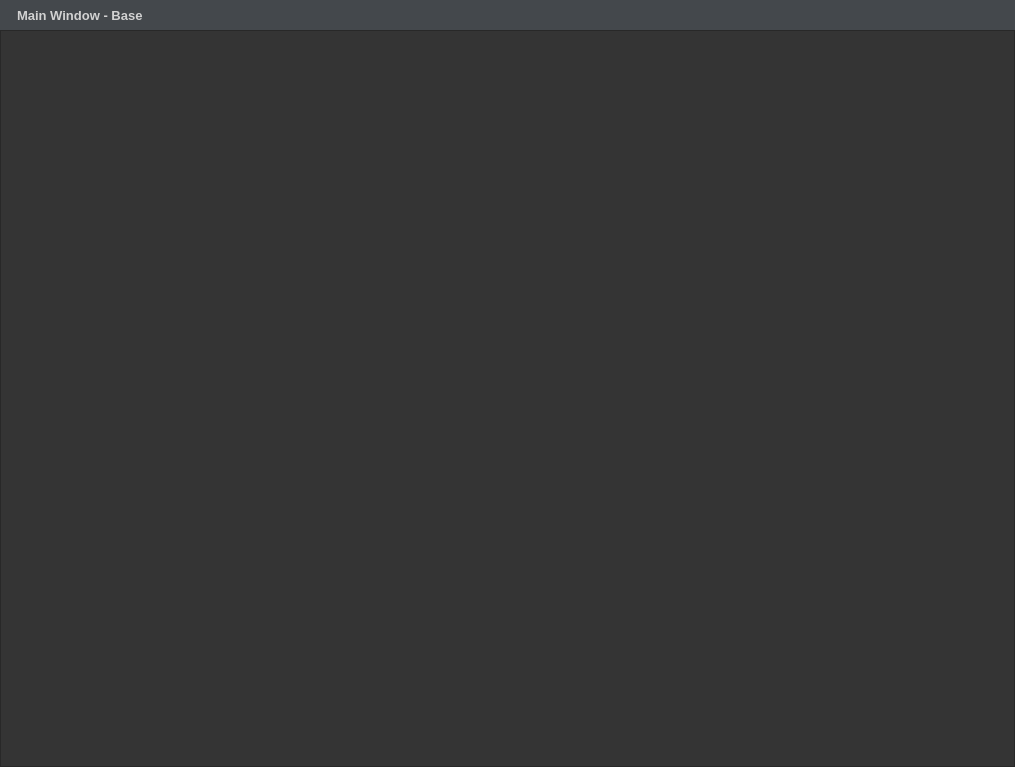
Before: the Qt Designer form ui_main.ui in agin0634/ggj-stock-tools, drawn with Qt 5.
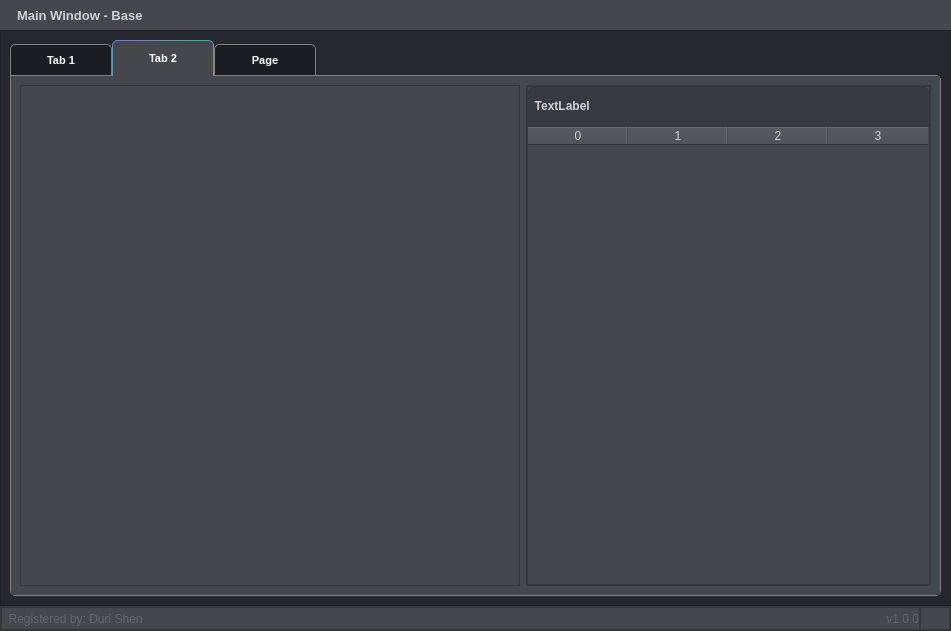
After: the same form once the commit is applied. Icons and pictures are not drawn.

Commit message: add resource file and add window events

The edit to the form file:
```diff
--- a/ui_main.ui
+++ b/ui_main.ui
@@ -6,8 +6,8 @@
    <rect>
     <x>0</x>
     <y>0</y>
-    <width>1015</width>
-    <height>767</height>
+    <width>951</width>
+    <height>631</height>
    </rect>
   </property>
   <property name="windowTitle">
@@ -18,8 +18,7 @@
   </property>
   <widget class="QWidget" name="centralwidget">
    <property name="styleSheet">
-    <string notr="true">background: transparent;
-color: rgb(210, 210, 210);</string>
+    <string notr="true">color: rgb(210, 210, 210);</string>
    </property>
    <layout class="QHBoxLayout" name="horizontalLayout">
     <property name="spacing">
@@ -40,7 +39,7 @@
     <item>
      <widget class="QFrame" name="frame_main">
       <property name="styleSheet">
-       <string notr="true">background-color: rgb(39, 39, 48);</string>
+       <string notr="true"/>
       </property>
       <property name="frameShape">
        <enum>QFrame::NoFrame</enum>
@@ -107,7 +106,7 @@
            <number>0</number>
           </property>
           <item>
-           <widget class="QFrame" name="frame_3">
+           <widget class="QFrame" name="frame_titleBar_title">
             <property name="styleSheet">
              <string notr="true">background-color: rgb(68, 72, 76);</string>
             </property>
@@ -119,7 +118,7 @@
             </property>
             <layout class="QHBoxLayout" name="horizontalLayout_4">
              <item>
-              <widget class="QLabel" name="label">
+              <widget class="QLabel" name="label_title">
                <property name="sizePolicy">
                 <sizepolicy hsizetype="Preferred" vsizetype="Preferred">
                  <horstretch>0</horstretch>
@@ -284,7 +283,7 @@
        <item>
         <widget class="QFrame" name="frame_center">
          <property name="styleSheet">
-          <string notr="true">background-color: rgb(52, 52, 52);</string>
+          <string notr="true"/>
          </property>
          <property name="frameShape">
           <enum>QFrame::NoFrame</enum>
@@ -310,6 +309,348 @@
           </property>
           <item>
            <widget class="QFrame" name="frame">
+            <property name="styleSheet">
+             <string notr="true">background-color: rgb(39, 39, 48);</string>
+            </property>
+            <property name="frameShape">
+             <enum>QFrame::StyledPanel</enum>
+            </property>
+            <property name="frameShadow">
+             <enum>QFrame::Raised</enum>
+            </property>
+            <layout class="QVBoxLayout" name="verticalLayout_2">
+             <property name="spacing">
+              <number>0</number>
+             </property>
+             <item>
+              <widget class="QTabWidget" name="tabWidget">
+               <property name="font">
+                <font>
+                 <family>Segoe UI</family>
+                 <pointsize>8</pointsize>
+                 <weight>75</weight>
+                 <bold>true</bold>
+                </font>
+               </property>
+               <property name="layoutDirection">
+                <enum>Qt::LeftToRight</enum>
+               </property>
+               <property name="autoFillBackground">
+                <bool>false</bool>
+               </property>
+               <property name="styleSheet">
+                <string notr="true">QTabWidget::pane {
+	border: 1px solid gray;
+	border-top-right-radius:5px;
+	border-bottom-right-radius:5px;
+	border-bottom-left-radius:5px;
+	top: -1.5px;
+}
+
+QTabBar::tab {
+	color: rgb(255, 255, 255);
+	border: 1px solid gray;
+	border-bottom:0px;
+	background-color: rgb(27, 29, 35);
+	min-width: 100px;
+	min-height: 30px;
+	margin-right:0px;
+	border-top-left-radius:5px;
+	border-top-right-radius:5px;
+}
+
+QTabBar::tab:hover {
+	background-color: qlineargradient(spread:pad, x1:0, y1:0, x2:1, y2:0, stop:0 rgba(121, 115, 242, 255), stop:1 rgba(52, 194, 140, 255));
+}
+
+QTabBar::tab:selected {
+border-color: qlineargradient(spread:pad, x1:0, y1:0, x2:1, y2:0, stop:0 rgba(121, 115, 242, 255), stop:1 rgba(52, 194, 140, 255));
+	color: rgb(255, 255, 255);
+	background-color: rgb(68, 72, 76);
+}
+
+QTabBar::tab:!selected {
+	margin-top:4px;
+	border: 1px solid gray;
+}
+</string>
+               </property>
+               <property name="currentIndex">
+                <number>1</number>
+               </property>
+               <property name="elideMode">
+                <enum>Qt::ElideNone</enum>
+               </property>
+               <property name="usesScrollButtons">
+                <bool>true</bool>
+               </property>
+               <widget class="QWidget" name="tab">
+                <property name="styleSheet">
+                 <string notr="true">background-color: rgb(68, 72, 76);</string>
+                </property>
+                <attribute name="title">
+                 <string>Tab 1</string>
+                </attribute>
+               </widget>
+               <widget class="QWidget" name="tab_2">
+                <property name="styleSheet">
+                 <string notr="true">background-color: rgb(68, 72, 76);</string>
+                </property>
+                <attribute name="title">
+                 <string>Tab 2</string>
+                </attribute>
+                <layout class="QHBoxLayout" name="horizontalLayout_8">
+                 <item>
+                  <widget class="QFrame" name="frame_4">
+                   <property name="minimumSize">
+                    <size>
+                     <width>500</width>
+                     <height>0</height>
+                    </size>
+                   </property>
+                   <property name="frameShape">
+                    <enum>QFrame::StyledPanel</enum>
+                   </property>
+                   <property name="frameShadow">
+                    <enum>QFrame::Raised</enum>
+                   </property>
+                  </widget>
+                 </item>
+                 <item>
+                  <widget class="QFrame" name="frame_2">
+                   <property name="frameShape">
+                    <enum>QFrame::StyledPanel</enum>
+                   </property>
+                   <property name="frameShadow">
+                    <enum>QFrame::Raised</enum>
+                   </property>
+                   <layout class="QVBoxLayout" name="verticalLayout_3">
+                    <property name="spacing">
+                     <number>0</number>
+                    </property>
+                    <property name="leftMargin">
+                     <number>0</number>
+                    </property>
+                    <property name="topMargin">
+                     <number>0</number>
+                    </property>
+                    <property name="rightMargin">
+                     <number>0</number>
+                    </property>
+                    <property name="bottomMargin">
+                     <number>0</number>
+                    </property>
+                    <item>
+                     <widget class="QFrame" name="frame_3">
+                      <property name="minimumSize">
+                       <size>
+                        <width>0</width>
+                        <height>40</height>
+                       </size>
+                      </property>
+                      <property name="sizeIncrement">
+                       <size>
+                        <width>0</width>
+                        <height>0</height>
+                       </size>
+                      </property>
+                      <property name="frameShape">
+                       <enum>QFrame::StyledPanel</enum>
+                      </property>
+                      <property name="frameShadow">
+                       <enum>QFrame::Raised</enum>
+                      </property>
+                      <layout class="QHBoxLayout" name="horizontalLayout_9">
+                       <property name="spacing">
+                        <number>0</number>
+                       </property>
+                       <property name="leftMargin">
+                        <number>0</number>
+                       </property>
+                       <property name="topMargin">
+                        <number>0</number>
+                       </property>
+                       <property name="rightMargin">
+                        <number>0</number>
+                       </property>
+                       <property name="bottomMargin">
+                        <number>0</number>
+                       </property>
+                       <item>
+                        <widget class="QLabel" name="label">
+                         <property name="font">
+                          <font>
+                           <family>Segoe UI</family>
+                           <weight>75</weight>
+                           <bold>true</bold>
+                          </font>
+                         </property>
+                         <property name="styleSheet">
+                          <string notr="true">background-color: rgb(55, 59, 62);
+border-top-right-radius: 5px;
+border-top-left-radius: 5px;</string>
+                         </property>
+                         <property name="text">
+                          <string>  TextLabel</string>
+                         </property>
+                        </widget>
+                       </item>
+                      </layout>
+                     </widget>
+                    </item>
+                    <item>
+                     <widget class="QTableWidget" name="tableWidget">
+                      <column>
+                       <property name="text">
+                        <string>0</string>
+                       </property>
+                      </column>
+                      <column>
+                       <property name="text">
+                        <string>1</string>
+                       </property>
+                      </column>
+                      <column>
+                       <property name="text">
+                        <string>2</string>
+                       </property>
+                      </column>
+                      <column>
+                       <property name="text">
+                        <string>3</string>
+                       </property>
+                      </column>
+                     </widget>
+                    </item>
+                   </layout>
+                  </widget>
+                 </item>
+                </layout>
+               </widget>
+               <widget class="QWidget" name="tab_3">
+                <property name="styleSheet">
+                 <string notr="true">background-color: rgb(68, 72, 76);</string>
+                </property>
+                <attribute name="title">
+                 <string>Page</string>
+                </attribute>
+               </widget>
+              </widget>
+             </item>
+            </layout>
+           </widget>
+          </item>
+         </layout>
+        </widget>
+       </item>
+       <item>
+        <widget class="QFrame" name="frame_bottom">
+         <property name="minimumSize">
+          <size>
+           <width>0</width>
+           <height>25</height>
+          </size>
+         </property>
+         <property name="styleSheet">
+          <string notr="true">background-color: rgb(68, 72, 76);</string>
+         </property>
+         <property name="frameShape">
+          <enum>QFrame::StyledPanel</enum>
+         </property>
+         <property name="frameShadow">
+          <enum>QFrame::Raised</enum>
+         </property>
+         <layout class="QHBoxLayout" name="horizontalLayout_7">
+          <property name="spacing">
+           <number>0</number>
+          </property>
+          <property name="leftMargin">
+           <number>0</number>
+          </property>
+          <property name="topMargin">
+           <number>0</number>
+          </property>
+          <property name="rightMargin">
+           <number>0</number>
+          </property>
+          <property name="bottomMargin">
+           <number>0</number>
+          </property>
+          <item>
+           <widget class="QFrame" name="frame_bottom_label">
+            <property name="frameShape">
+             <enum>QFrame::StyledPanel</enum>
+            </property>
+            <property name="frameShadow">
+             <enum>QFrame::Raised</enum>
+            </property>
+            <layout class="QHBoxLayout" name="horizontalLayout_6">
+             <property name="spacing">
+              <number>0</number>
+             </property>
+             <property name="leftMargin">
+              <number>0</number>
+             </property>
+             <property name="topMargin">
+              <number>0</number>
+             </property>
+             <property name="rightMargin">
+              <number>0</number>
+             </property>
+             <property name="bottomMargin">
+              <number>0</number>
+             </property>
+             <item>
+              <widget class="QLabel" name="label_registered">
+               <property name="font">
+                <font>
+                 <family>Segoe UI</family>
+                </font>
+               </property>
+               <property name="styleSheet">
+                <string notr="true">color: rgb(98, 103, 102);</string>
+               </property>
+               <property name="text">
+                <string>  Registered by: Duri Shen</string>
+               </property>
+              </widget>
+             </item>
+             <item>
+              <widget class="QLabel" name="label_version">
+               <property name="font">
+                <font>
+                 <family>Segoe UI</family>
+                </font>
+               </property>
+               <property name="styleSheet">
+                <string notr="true">color: rgb(98, 103, 102);</string>
+               </property>
+               <property name="text">
+                <string>v1.0.0</string>
+               </property>
+               <property name="alignment">
+                <set>Qt::AlignRight|Qt::AlignTrailing|Qt::AlignVCenter</set>
+               </property>
+              </widget>
+             </item>
+            </layout>
+           </widget>
+          </item>
+          <item>
+           <widget class="QFrame" name="frame_bottom_sizegrip">
+            <property name="maximumSize">
+             <size>
+              <width>30</width>
+              <height>30</height>
+             </size>
+            </property>
+            <property name="styleSheet">
+             <string notr="true">QSizeGrip{
+	background-image: url(:/16x16/icons/16x16/cil-size-grip.png);
+	background-position: center;
+	background-repeat: no-reperat;
+}</string>
+            </property>
             <property name="frameShape">
              <enum>QFrame::StyledPanel</enum>
             </property>
```
Left out of the diff: 6 changed lines with no effect on the pictures. The commit also changes 5 other files.
